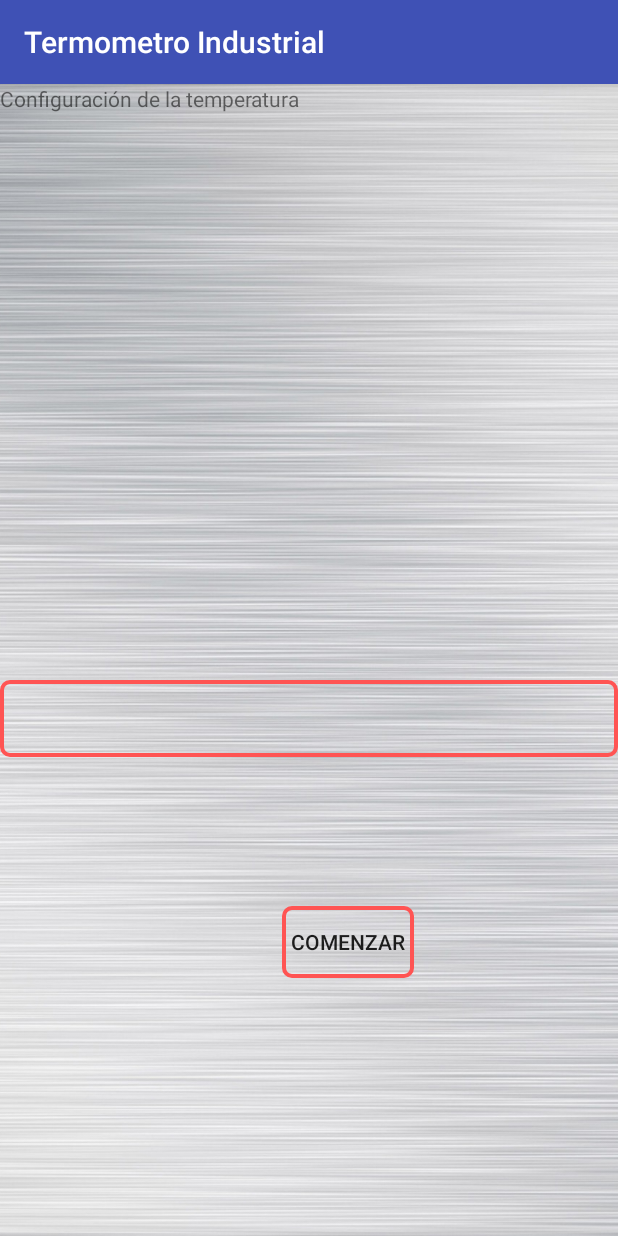
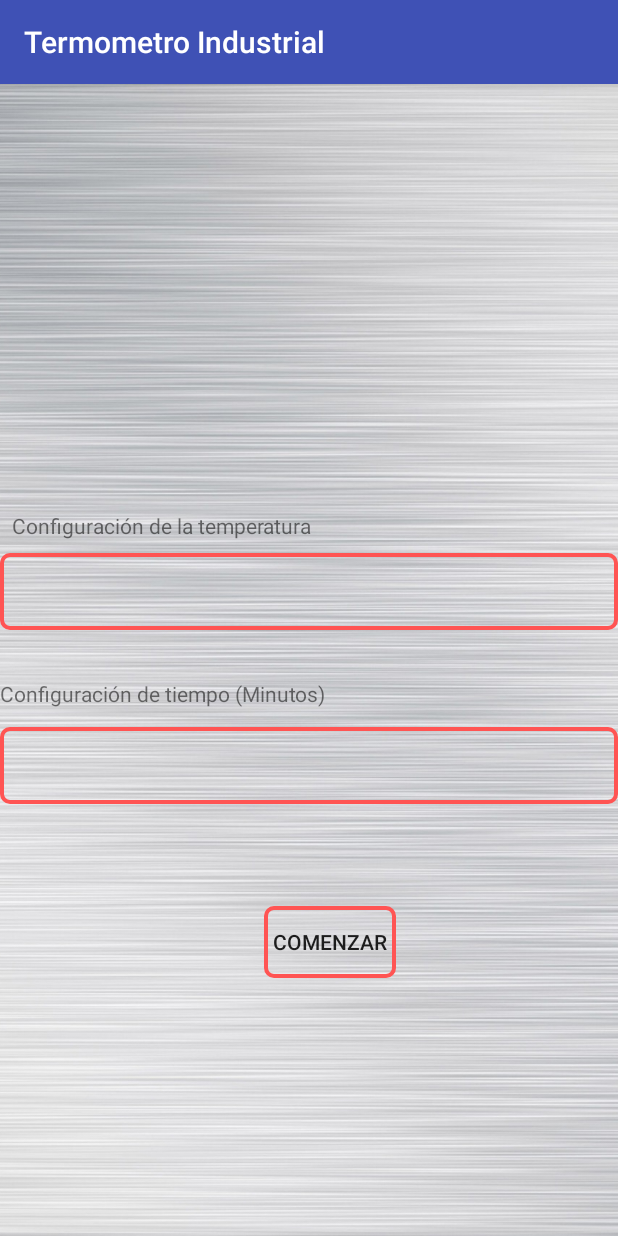
Before and after one commit to gastonsbonanno/IntegracionDeTecnologia, an Android app: the screen it shows after launch (ConfigActivity), after a tap on "COMENZAR", on a phone screen of 412 x 824 dp. Run offline under Robolectric (Android 15) with nearby library versions, the phone set to English and light mode, and no system bars.

Commit message:
Agrego Gauge, y campo para setera el tiempo limite.

```diff
--- a/app/build.gradle
+++ b/app/build.gradle
@@ -26,4 +26,10 @@ dependencies {
     androidTestImplementation 'com.android.support.test:runner:1.0.2'
     androidTestImplementation 'com.android.support.test.espresso:espresso-core:3.0.2'
     implementation 'com.android.support:design:28.0.0-rc01'
+    implementation 'com.github.Pygmalion69:Gauge:1.4'
 }
+repositories {
+    maven {
+        url 'https://www.jitpack.io'
+    }
+}
--- a/app/src/main/java/com/example/gasto/termometroindustrial/ConfigActivity.java
+++ b/app/src/main/java/com/example/gasto/termometroindustrial/ConfigActivity.java
@@ -11,6 +11,7 @@ import android.widget.Toast;
 public class ConfigActivity extends AppCompatActivity{
 
     EditText loConfTemp;
+    EditText loConfTiempo;
     Button loBotonComenzar;
     Intent intent;
     @Override
@@ -19,6 +20,7 @@ public class ConfigActivity extends AppCompatActivity{
         setContentView(R.layout.activity_config);
 
         loConfTemp = (EditText) findViewById(R.id.lo_confTemp);
+        loConfTiempo = (EditText) findViewById(R.id.lo_confTiempo);
         loBotonComenzar = (Button) findViewById(R.id.lo_botonComenzar);
         loBotonComenzar.setOnClickListener(new onClickClass());
     }
@@ -27,10 +29,21 @@ public class ConfigActivity extends AppCompatActivity{
     public class onClickClass implements View.OnClickListener {
         @Override
         public void onClick(View v) {
-            try{
+            try{/*
                 intent = new Intent(ConfigActivity.this, MainActivity.class);
                 intent.putExtra("confTemp",new Integer(loConfTemp.getText().toString()));
-                startActivity(intent);
+                if(loConfTiempo.getText() != null){
+                    String sAux = loConfTiempo.getText().toString();
+                    if(Integer.parseInt(sAux)<= 0){
+                        intent.putExtra("confTiempo",new Integer(loConfTiempo.getText().toString()));
+                    }else{
+                        Toast.makeText(ConfigActivity.this, "Debe seleccionar una temperatura valida", Toast.LENGTH_SHORT).show();
+                    }
+
+                }
+                */
+                if(validarPermiteModificar())
+                    startActivity(intent);
             }
             catch (Exception e) {
                 Toast.makeText(ConfigActivity.this, "Debe seleccionar una temperatura valida", Toast.LENGTH_SHORT).show();
@@ -39,5 +52,27 @@ public class ConfigActivity extends AppCompatActivity{
 
     }
 
+    public boolean validarPermiteModificar(){
+        intent = new Intent(ConfigActivity.this, MainActivity.class);
+        if(!loConfTemp.getText().toString().equals("")){
+            intent.putExtra("confTemp",new Integer(loConfTemp.getText().toString()));
+        }else{
+            Toast.makeText(ConfigActivity.this, "Debe seleccionar una temperatura", Toast.LENGTH_SHORT).show();
+            return false;
+        }
+
+        if(!loConfTiempo.getText().toString().equals("")){
+            String sAux = loConfTiempo.getText().toString();
+            if(Integer.parseInt(sAux)> 0){
+                intent.putExtra("confTiempo",new Integer(loConfTiempo.getText().toString()));
+            }else{
+                Toast.makeText(ConfigActivity.this, "Debe seleccionar una valor de tiempo válido", Toast.LENGTH_SHORT).show();
+                return false;
+            }
+        }
+
+        return true;
+    }
+
 
 }
--- a/app/src/main/res/layout/activity_config.xml
+++ b/app/src/main/res/layout/activity_config.xml
@@ -21,25 +21,52 @@
         android:id="@+id/textView2"
         android:layout_width="wrap_content"
         android:layout_height="wrap_content"
-        android:text="Configuración de la temperatura" />
+        android:layout_marginBottom="464dp"
+        android:layout_marginStart="8dp"
+        android:text="Configuración de la temperatura"
+        app:layout_constraintBottom_toBottomOf="parent"
+        app:layout_constraintStart_toStartOf="parent" />
 
     <EditText
         android:id="@+id/lo_confTemp"
         android:layout_width="fill_parent"
         android:layout_height="51dp"
-        android:layout_marginBottom="99dp"
+        android:layout_marginBottom="404dp"
         android:background="@drawable/textinputborder"
         android:inputType="textVisiblePassword"
         android:paddingLeft="10dp"
-        app:layout_constraintBottom_toTopOf="@+id/lo_botonComenzar"
+        app:layout_constraintBottom_toBottomOf="@+id/fondo"
         app:layout_constraintEnd_toEndOf="parent"></EditText>
+
+
+    <TextView
+        android:id="@+id/textView3"
+        android:layout_width="wrap_content"
+        android:layout_height="19dp"
+        android:layout_marginBottom="352dp"
+        android:text="Configuración de tiempo (Minutos)"
+        app:layout_constraintBottom_toBottomOf="parent"
+        app:layout_constraintStart_toStartOf="parent" />
+
+
+    <EditText
+        android:id="@+id/lo_confTiempo"
+        android:layout_width="fill_parent"
+        android:layout_height="51dp"
+        android:layout_marginBottom="288dp"
+        android:background="@drawable/textinputborder"
+        android:inputType="textVisiblePassword"
+        android:paddingLeft="10dp"
+        app:layout_constraintBottom_toBottomOf="parent"
+        app:layout_constraintEnd_toEndOf="parent"></EditText>
+
 
     <Button
         android:id="@+id/lo_botonComenzar"
         android:layout_width="wrap_content"
         android:layout_height="wrap_content"
         android:layout_marginBottom="172dp"
-        android:layout_marginEnd="136dp"
+        android:layout_marginEnd="148dp"
         android:background="@drawable/textinputborder"
         android:text="Comenzar"
         app:layout_constraintBottom_toBottomOf="parent"
```
Also changed, not shown: app/src/main/java/com/example/gasto/termometroindustrial/MainActivity.java (+61 -2 lines), app/src/main/res/layout/activity_main.xml (+33 -4 lines).
